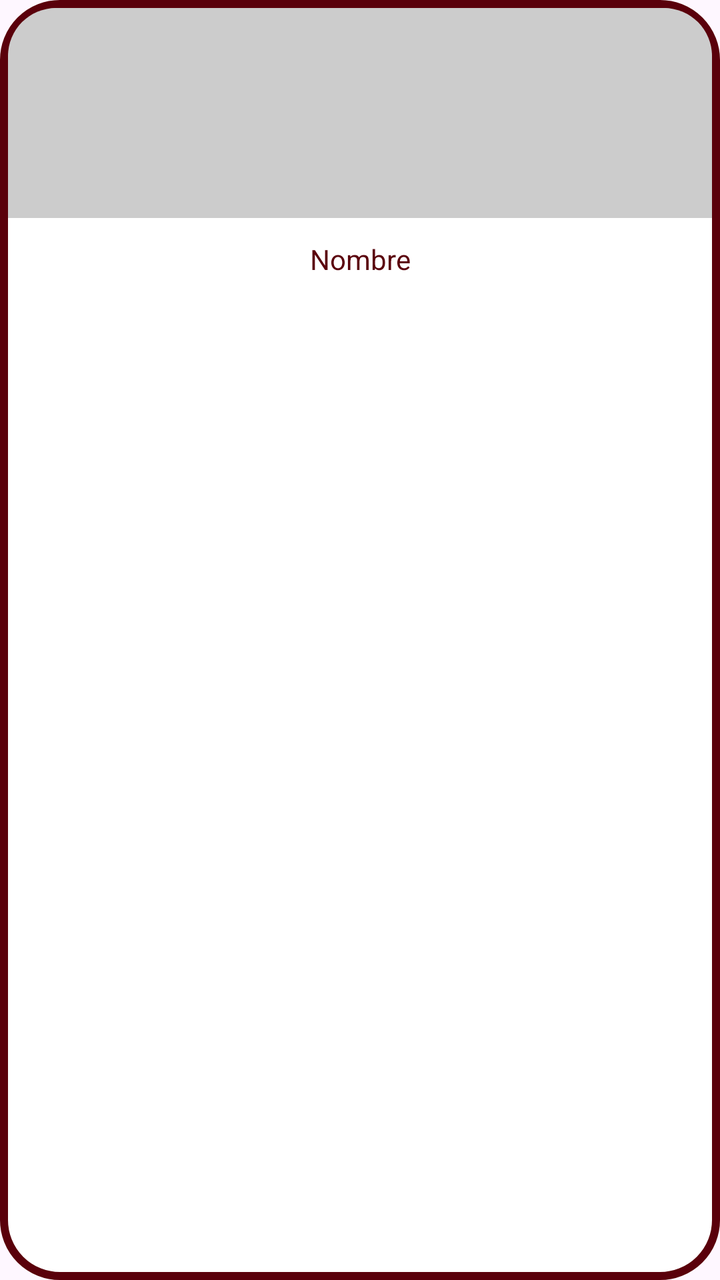
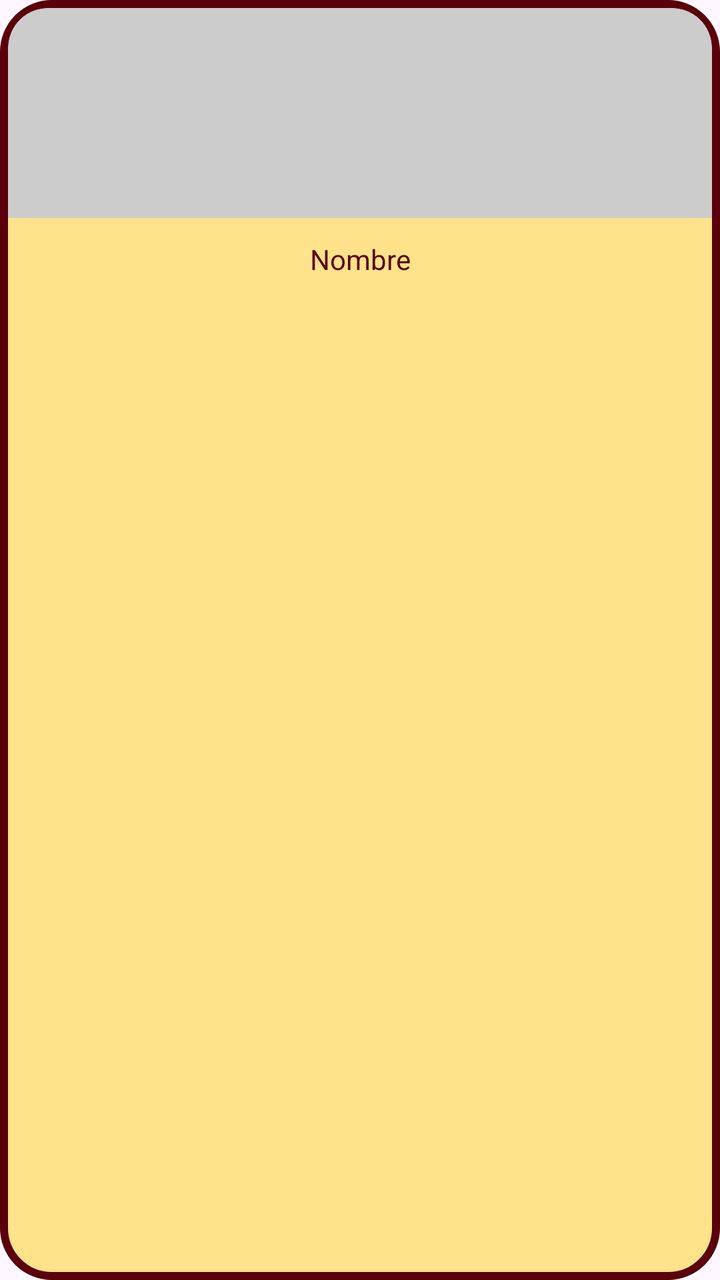

Two renders of the same Android screen: before a commit and after it. Below are the layout's source before the change and the commit's diff.
<!-- AndroidManifest.xml: application theme Theme.AnimalesAdopcion -->
<!-- res/layout/card_mis_animales.xml -->
<?xml version="1.0" encoding="utf-8"?>
<LinearLayout xmlns:android="http://schemas.android.com/apk/res/android"
    android:layout_width="320dp"
    android:layout_height="150dp"
    android:orientation="vertical"
    android:background="@drawable/fondo_card_mis_animales"
    android:layout_marginTop="25dp">

    <ImageView
        android:id="@+id/imgAnimalMio"
        android:layout_width="match_parent"
        android:layout_height="105dp"
        android:layout_marginStart="4dp"
        android:layout_marginTop="4dp"
        android:layout_marginEnd="4dp"
        android:scaleType="centerCrop"
        android:background="@drawable/fondo_gris_card" />

    <TextView
        android:id="@+id/txtNombreAnimalMio"
        android:layout_width="match_parent"
        android:layout_height="41dp"
        android:text="Nombre"
        android:textColor="#5A000B"
        android:textSize="14sp"
        android:gravity="center" />

</LinearLayout>
<!-- resources referenced by this layout -->
<resources>
  <!-- drawable fondo_card_mis_animales (drawable) -->
  <?xml version="1.0" encoding="utf-8"?>
  <shape xmlns:android="http://schemas.android.com/apk/res/android">
      <solid android:color="#FFFFFF" />
  
      <stroke
          android:width="4dp"
          android:color="#5A000B" />
  
      <corners android:radius="28dp" />
  </shape>
  <!-- drawable fondo_gris_card (drawable) -->
  <?xml version="1.0" encoding="utf-8"?>
  <shape xmlns:android="http://schemas.android.com/apk/res/android">
  
      <solid android:color="#CCCCCC" />
  
      <corners
          android:topLeftRadius="24dp"
          android:topRightRadius="24dp" />
  
  </shape>
  <style name="Theme.AnimalesAdopcion" parent="Base.Theme.AnimalesAdopcion" />
  <style name="Base.Theme.AnimalesAdopcion" parent="Theme.Material3.DayNight.NoActionBar">
          
          
      </style>
</resources>

<!-- the commit's change to res/layout/card_mis_animales.xml (unified diff, before → after) -->
@@ -14,7 +14,9 @@
         android:layout_marginTop="4dp"
         android:layout_marginEnd="4dp"
         android:scaleType="centerCrop"
-        android:background="@drawable/fondo_gris_card" />
+        android:background="@drawable/fondo_imagen_mis_animales"
+        android:clipToOutline="true"
+        android:contentDescription="Imagen del animal" />
 
     <TextView
         android:id="@+id/txtNombreAnimalMio"
<!-- resource entries referenced after the edit -->
@@ -3,24 +3,24 @@
   <!-- drawable fondo_card_mis_animales (drawable) -->
   <?xml version="1.0" encoding="utf-8"?>
   <shape xmlns:android="http://schemas.android.com/apk/res/android">
-      <solid android:color="#FFFFFF" />
+      <solid android:color="#FFE28A" />
   
       <stroke
           android:width="4dp"
           android:color="#5A000B" />
   
-      <corners android:radius="28dp" />
+      <corners android:radius="24dp" />
   </shape>
-  <!-- drawable fondo_gris_card (drawable) -->
+  <!-- drawable fondo_imagen_mis_animales (drawable) -->
   <?xml version="1.0" encoding="utf-8"?>
   <shape xmlns:android="http://schemas.android.com/apk/res/android">
-  
       <solid android:color="#CCCCCC" />
   
       <corners
-          android:topLeftRadius="24dp"
-          android:topRightRadius="24dp" />
-  
+          android:topLeftRadius="20dp"
+          android:topRightRadius="20dp"
+          android:bottomLeftRadius="0dp"
+          android:bottomRightRadius="0dp" />
   </shape>
   <style name="Theme.AnimalesAdopcion" parent="Base.Theme.AnimalesAdopcion" />
   <style name="Base.Theme.AnimalesAdopcion" parent="Theme.Material3.DayNight.NoActionBar">
